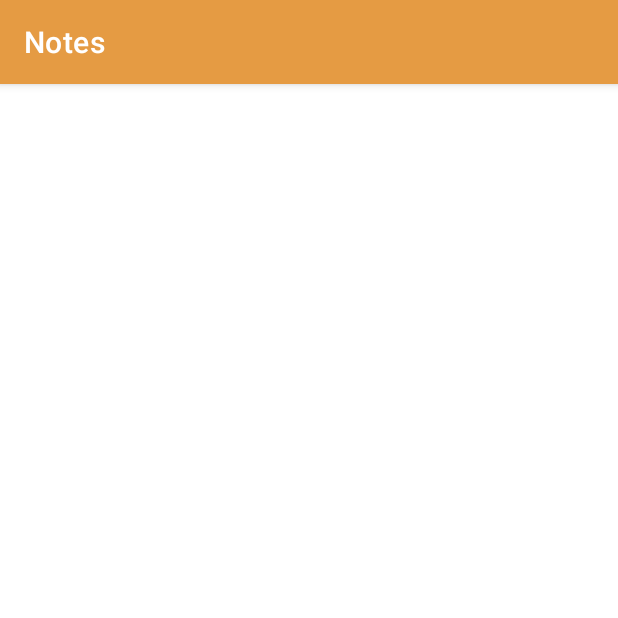
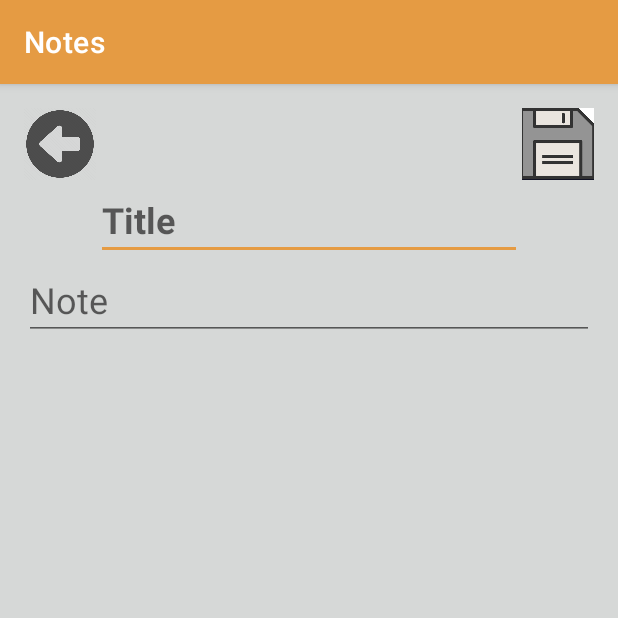
Before and after one commit to akkovaleva14/notesapp, an Android app: the screen it shows after launch (MainActivity), on a phone screen of 412 x 824 dp, the top half of it. Run offline under Robolectric (Android 15) with nearby library versions, the phone set to English and light mode, and no system bars; our stand-ins replace Room's generated code.

Commit message:
Adding transaction to the fragment. Correcting mistakes in layouts.

```diff
--- a/app/src/main/java/com/hfad/notes/AppDataBase.java
+++ b/app/src/main/java/com/hfad/notes/AppDataBase.java
@@ -1,7 +1,9 @@
 package com.hfad.notes;
 
+import androidx.room.Database;
 import androidx.room.RoomDatabase;
 
+@Database(entities = {Notes.class}, version = 1)
 public abstract class AppDataBase extends RoomDatabase {
 
     public abstract NotesDao getNotesDao();
--- a/app/src/main/java/com/hfad/notes/EditNoteFragment.java
+++ b/app/src/main/java/com/hfad/notes/EditNoteFragment.java
@@ -5,15 +5,35 @@ import android.view.LayoutInflater;
 import android.view.View;
 import android.view.ViewGroup;
 import android.widget.EditText;
+import android.widget.ImageButton;
 
 import androidx.fragment.app.Fragment;
 
+
 public class EditNoteFragment extends Fragment {
+    EditText title;
+    ImageButton saveButton;
+    ImageButton arrowButton;
+    EditText noteToFill;
+
     @Override
     public View onCreateView(LayoutInflater inflater, ViewGroup container,
                              Bundle savedInstanceState) {
         View root = inflater.inflate(R.layout.fragment_edit_note, container, false);
-        EditText title = root.findViewById(R.id.title);
+        title = root.findViewById(R.id.title);
+        saveButton = root.findViewById(R.id.savebutton);
+        arrowButton = root.findViewById(R.id.arrowbutton);
+        noteToFill = root.findViewById(R.id.note);
         return root;
     }
+
+    @Override
+    public void onResume() {
+        super.onResume();
+        saveButton.setOnClickListener(new View.OnClickListener() {
+            public void onClick(View v) {
+
+            }
+        });
+    }
 }
--- a/app/src/main/java/com/hfad/notes/MainActivity.java
+++ b/app/src/main/java/com/hfad/notes/MainActivity.java
@@ -3,6 +3,8 @@ package com.hfad.notes;
 import android.os.Bundle;
 
 import androidx.appcompat.app.AppCompatActivity;
+import androidx.fragment.app.Fragment;
+import androidx.fragment.app.FragmentTransaction;
 
 public class MainActivity extends AppCompatActivity {
 
@@ -11,13 +13,15 @@ public class MainActivity extends AppCompatActivity {
     protected void onCreate(Bundle savedInstanceState) {
         super.onCreate(savedInstanceState);
         setContentView(R.layout.activity_main);
-
+        Fragment fragment = new EditNoteFragment();
+        FragmentTransaction transaction = getSupportFragmentManager().beginTransaction();
+        transaction.replace(R.id.container, fragment);
+        transaction.commit();
     }
 
     @Override
     protected void onResume() {
         super.onResume();
+    }
 
-
-    }
 }
--- a/app/src/main/res/layout/activity_main.xml
+++ b/app/src/main/res/layout/activity_main.xml
@@ -1,8 +1,14 @@
 <?xml version="1.0" encoding="utf-8"?>
-<androidx.constraintlayout.widget.ConstraintLayout xmlns:android="http://schemas.android.com/apk/res/android"
+<FrameLayout xmlns:android="http://schemas.android.com/apk/res/android"
     xmlns:app="http://schemas.android.com/apk/res-auto"
     xmlns:tools="http://schemas.android.com/tools"
     android:layout_width="match_parent"
-    android:layout_height="match_parent">
+    android:layout_height="match_parent"
+    android:orientation="vertical">
 
-</androidx.constraintlayout.widget.ConstraintLayout>
+    <FrameLayout
+        android:id="@+id/container"
+        android:layout_width="match_parent"
+        android:layout_height="match_parent"/>
+
+</FrameLayout>
--- a/app/src/main/res/layout/fragment_edit_note.xml
+++ b/app/src/main/res/layout/fragment_edit_note.xml
@@ -35,33 +35,33 @@
 
     <EditText
         android:id="@+id/title"
-        android:layout_width="wrap_content"
+        android:layout_width="0dp"
         android:layout_height="wrap_content"
-        android:ellipsize="end"
-        android:ems="10"
-        android:lines="1"
-        android:text="@string/title"
+        android:inputType="text"
+        android:maxLines="1"
+        android:hint="@string/title"
         android:textAlignment="viewStart"
         android:textColor="@color/black"
         android:textSize="24sp"
         android:textStyle="bold"
-        app:layout_constraintEnd_toEndOf="parent"
-        app:layout_constraintStart_toStartOf="parent"
+        app:layout_constraintEnd_toStartOf="@+id/savebutton"
+        app:layout_constraintStart_toEndOf="@+id/arrowbutton"
         app:layout_constraintTop_toBottomOf="@+id/arrowbutton" />
 
     <EditText
         android:id="@+id/note"
         android:layout_width="0dp"
         android:layout_height="wrap_content"
-        android:text="@string/note"
+        android:layout_marginHorizontal="16dp"
+        android:hint="@string/note"
         android:textAlignment="viewStart"
         android:textColor="@color/black"
         android:textSize="24sp"
         android:textStyle="normal"
-        android:layout_marginHorizontal="16dp"
         app:layout_constraintEnd_toEndOf="parent"
         app:layout_constraintStart_toStartOf="parent"
-        app:layout_constraintTop_toBottomOf="@+id/title" />
+        app:layout_constraintTop_toBottomOf="@+id/title"
+         />
 
 
 </androidx.constraintlayout.widget.ConstraintLayout>
--- a/app/src/main/res/layout/fragment_recycler_notes.xml
+++ b/app/src/main/res/layout/fragment_recycler_notes.xml
@@ -1,5 +1,6 @@
 <?xml version="1.0" encoding="utf-8"?>
-<androidx.constraintlayout.widget.ConstraintLayout xmlns:android="http://schemas.android.com/apk/res/android"
+<androidx.constraintlayout.widget.ConstraintLayout
+    xmlns:android="http://schemas.android.com/apk/res/android"
     xmlns:app="http://schemas.android.com/apk/res-auto"
     xmlns:tools="http://schemas.android.com/tools"
     android:layout_width="match_parent"
--- a/build.gradle
+++ b/build.gradle
@@ -3,9 +3,10 @@ buildscript {
     repositories {
         google()
         mavenCentral()
+        jcenter()
     }
     dependencies {
-        classpath "com.android.tools.build:gradle:4.2.2"
+        classpath 'com.android.tools.build:gradle:7.0.4'
 
         // NOTE: Do not place your application dependencies here; they belong
         // in the individual module build.gradle files
```
Also changed, not shown: app/build.gradle (+6 -5 lines), app/src/main/res/drawable-v24/dorian.jpg (deleted), gradle/wrapper/gradle-wrapper.properties.
